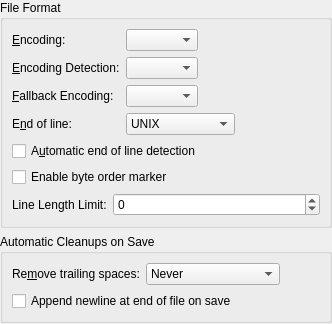
First picture: the form in src/dialogs/opensaveconfigwidget.ui, repository KDE/ktexteditor, before the edit.
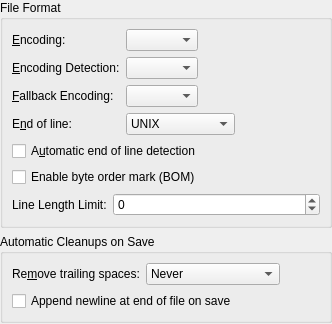
Second picture: the form after the edit. Custom widgets are drawn as their Qt base class.

Commit message:
Fix "byte order marker" -> "byte order mark", use upper-case "Unicode" name
Summary:
The official names are "byte order mark" and "Unicode".

Also consistently use "(BOM)" addition in UI actions/config entries,
helps people looking just for "BOM"

Reviewers: dhaumann, #kate

Reviewed By: dhaumann, #kate

Subscribers: dhaumann, cullmann, kwrite-devel, #frameworks

Tags: #frameworks

Diff of the .ui file:
```diff
--- a/src/dialogs/opensaveconfigwidget.ui
+++ b/src/dialogs/opensaveconfigwidget.ui
@@ -115,7 +115,7 @@
          <string>The byte order mark is a special sequence at the beginning of unicode encoded documents. It helps editors to open text documents with the correct unicode encoding. The byte order mark is not visible in the displayed document.</string>
         </property>
         <property name="text">
-         <string>Enable byte order marker</string>
+         <string>Enable byte order mark (BOM)</string>
         </property>
        </widget>
       </item>
```
Left out of the diff: 4 changed lines with no effect on the pictures. The commit also changes 6 other files.
